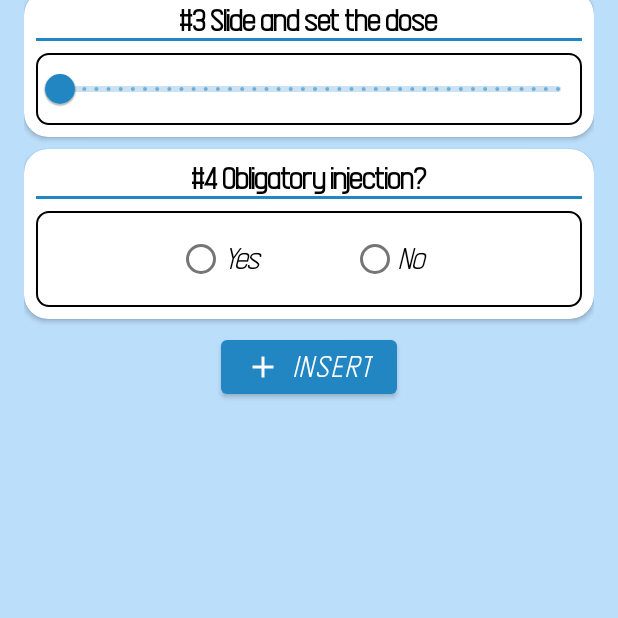
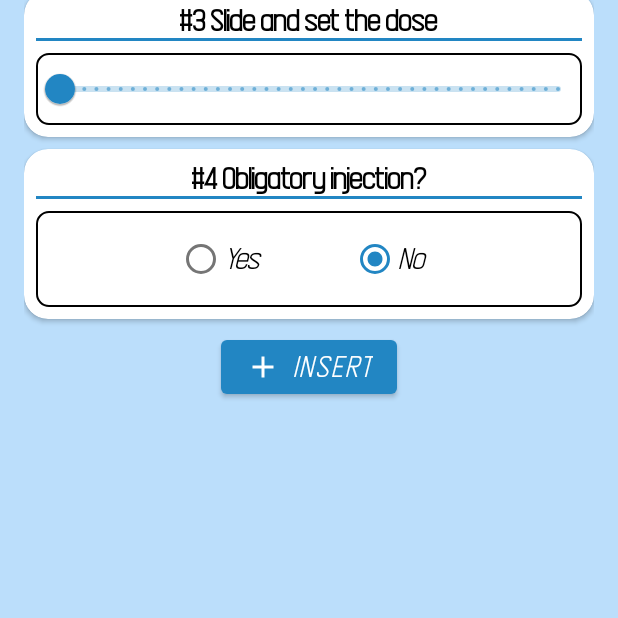
Before and after one commit to mrkomal/MyInjections, an Android app: the AddInjectionActivity screen opened directly, with no data from a screen before it, after a tap on "INSERT", on a phone screen of 412 x 824 dp, the part 618-1236 px from its top. Run offline under Robolectric (Android 15) with nearby library versions, the phone set to English and light mode, and no system bars.

Commit message:
Getting vals from UI

```diff
--- a/app/src/main/java/com/example/myinjections/view/ui/AddInjectionActivity.kt
+++ b/app/src/main/java/com/example/myinjections/view/ui/AddInjectionActivity.kt
@@ -1,8 +1,13 @@
 package com.example.myinjections.view.ui
 
+import android.content.Intent
 import androidx.appcompat.app.AppCompatActivity
 import android.os.Bundle
+import android.text.TextUtils
 import android.util.Log
+import android.view.View
+import android.widget.RadioButton
+import android.widget.Toast
 import com.example.myinjections.R
 import com.google.android.material.slider.Slider
 import kotlinx.android.synthetic.main.activity_add_injection.*
@@ -15,6 +20,23 @@ class AddInjectionActivity : AppCompatActivity() {
         const val INSERT_BUTTON_TAG = "insert_button_pressed"
     }
 
+
+    private val listener: View.OnClickListener = View.OnClickListener { view ->
+        when (view.id) {
+            R.id.insert_button -> {
+                Log.d(INSERT_BUTTON_TAG, "Insert button was pressed.")
+
+                val replyIntent = Intent()
+                val injectionName = name_textView.text.toString()
+                val injectionYear = year_picker.value.toString()
+                val injectionDose = dose_slider.value.toDouble()
+                val isInjectionObligatory: String = getRadioButtonChoice()
+
+            }
+        }
+    }
+
+
     override fun onCreate(savedInstanceState: Bundle?) {
         super.onCreate(savedInstanceState)
         setContentView(R.layout.activity_add_injection)
@@ -24,16 +46,16 @@ class AddInjectionActivity : AppCompatActivity() {
         setDoseSliderLabel()
 
         //insert button pressed
-        insert_button.setOnClickListener {
-            Log.d(INSERT_BUTTON_TAG, "Insert button was pressed.")
-        }
+        insert_button.setOnClickListener(listener)
     }
+
 
     private fun setDoseSliderLabel(){
         dose_slider.setLabelFormatter { value: Float ->
             return@setLabelFormatter "$value ml"
         }
     }
+
 
     private fun setYearPickerValues(){
         val currentYear: Int = Calendar.getInstance().get(Calendar.YEAR)
@@ -42,4 +64,9 @@ class AddInjectionActivity : AppCompatActivity() {
         year_picker.maxValue = currentYear
         year_picker.minValue = currentYear - gapBetweenYears
     }
+
+
+    private fun getRadioButtonChoice(): String {
+        return findViewById<RadioButton>(obligatory_radio_group.checkedRadioButtonId).text.toString()
+    }
 }
--- a/app/src/main/res/layout/activity_add_injection.xml
+++ b/app/src/main/res/layout/activity_add_injection.xml
@@ -160,21 +160,25 @@
                 </View>
 
                 <RadioGroup
+                    android:id="@+id/obligatory_radio_group"
                     android:layout_width="match_parent"
                     android:layout_height="wrap_content"
                     android:orientation="horizontal"
                     style="@style/AddInjectionCardView.BottomItem">
 
                     <RadioButton
+                        android:id="@+id/positive_radio_button"
                         android:layout_width="66dp"
                         android:layout_height="wrap_content"
                         android:text="@string/radioButtonPos"
                         android:layout_marginRight="50dp"/>
 
                     <RadioButton
+                        android:id="@+id/negative_radio_button"
                         android:layout_width="60dp"
                         android:layout_height="wrap_content"
-                        android:text="@string/radioButtonNeg" />
+                        android:text="@string/radioButtonNeg"
+                        android:checked="true"/>
                 </RadioGroup>
             </LinearLayout>
         </androidx.cardview.widget.CardView>
```
